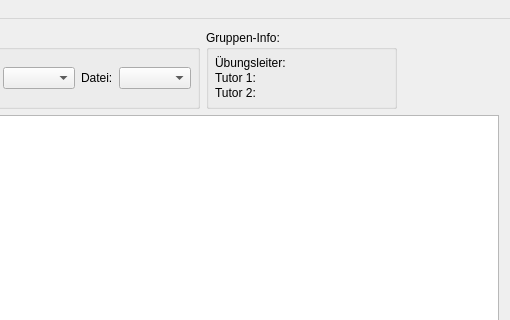
The window that ui/mainwindow.ui (jakobkogler/pk-tool) describes before a commit, drawn with Qt 5; both pictures show x 224 to 734 and y 0 to 320 of the 734 by 550 pixel window.
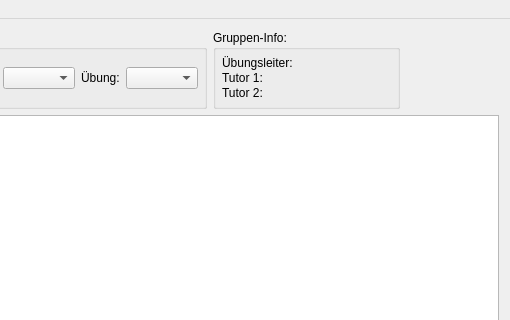
The same window after the commit. Custom widgets are drawn as their Qt base class.

Commit message: Change "Datei" to "Übung" in UI

What changed in the file:
```diff
--- a/ui/mainwindow.ui
+++ b/ui/mainwindow.ui
@@ -75,7 +75,7 @@
        <item>
         <widget class="QLabel" name="label_file">
          <property name="text">
-          <string>Datei:</string>
+          <string>Übung:</string>
          </property>
         </widget>
        </item>
```
The commit also changes 1 other file.
